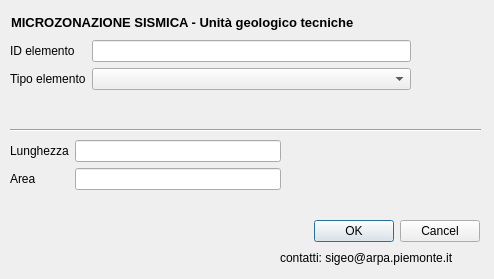
The window that GeoTec/form/substrato.ui (ivn888/mzs) describes before a commit, drawn with Qt 5.
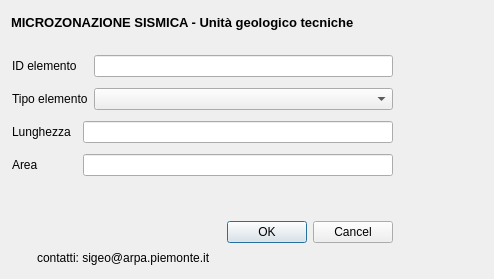
The same window after the commit. Icons and pictures are not drawn.

The edit to the form file:
```diff
--- a/GeoTec/form/substrato.ui
+++ b/GeoTec/form/substrato.ui
@@ -29,7 +29,7 @@
     <rect>
      <x>11</x>
      <y>11</y>
-     <width>471</width>
+     <width>381</width>
      <height>22</height>
     </rect>
    </property>
@@ -63,30 +63,17 @@
     </item>
    </layout>
   </widget>
-  <widget class="Line" name="line">
-   <property name="geometry">
-    <rect>
-     <x>10</x>
-     <y>120</y>
-     <width>471</width>
-     <height>21</height>
-    </rect>
-   </property>
-   <property name="orientation">
-    <enum>Qt::Horizontal</enum>
-   </property>
-  </widget>
   <widget class="QWidget" name="layoutWidget">
    <property name="geometry">
     <rect>
-     <x>10</x>
-     <y>220</y>
-     <width>221</width>
-     <height>41</height>
+     <x>11</x>
+     <y>221</y>
+     <width>382</width>
+     <height>45</height>
     </rect>
    </property>
-   <layout class="QHBoxLayout" name="horizontalLayout_2">
-    <item>
+   <layout class="QGridLayout" name="gridLayout">
+    <item row="0" column="0" rowspan="2">
      <widget class="QLabel" name="label_10">
       <property name="text">
        <string/>
@@ -96,7 +83,7 @@
       </property>
      </widget>
     </item>
-    <item>
+    <item row="0" column="1" rowspan="2">
      <widget class="QLabel" name="label_16">
       <property name="text">
        <string/>
@@ -106,19 +93,7 @@
       </property>
      </widget>
     </item>
-   </layout>
-  </widget>
-  <widget class="QWidget" name="layoutWidget">
-   <property name="geometry">
-    <rect>
-     <x>280</x>
-     <y>220</y>
-     <width>200</width>
-     <height>48</height>
-    </rect>
-   </property>
-   <layout class="QVBoxLayout" name="verticalLayout_5">
-    <item>
+    <item row="0" column="2">
      <widget class="QDialogButtonBox" name="buttonBox">
       <property name="orientation">
        <enum>Qt::Horizontal</enum>
@@ -128,7 +103,7 @@
       </property>
      </widget>
     </item>
-    <item>
+    <item row="1" column="2">
      <widget class="QLabel" name="label_17">
       <property name="text">
        <string>contatti: sigeo@arpa.piemonte.it</string>
@@ -137,16 +112,16 @@
     </item>
    </layout>
   </widget>
-  <widget class="QWidget" name="">
+  <widget class="QWidget" name="layoutWidget">
    <property name="geometry">
     <rect>
-     <x>10</x>
-     <y>40</y>
-     <width>401</width>
-     <height>82</height>
+     <x>12</x>
+     <y>50</y>
+     <width>381</width>
+     <height>131</height>
     </rect>
    </property>
-   <layout class="QFormLayout" name="formLayout">
+   <layout class="QGridLayout" name="gridLayout_2">
     <item row="0" column="0">
      <widget class="QLabel" name="label_3">
       <property name="toolTip">
@@ -163,7 +138,7 @@
       </property>
      </widget>
     </item>
-    <item row="0" column="1">
+    <item row="0" column="2">
      <widget class="QLineEdit" name="id_gt">
       <property name="toolTip">
        <string extracomment="pippo"/>
@@ -173,29 +148,17 @@
       </property>
      </widget>
     </item>
-    <item row="1" column="0">
+    <item row="1" column="0" colspan="2">
      <widget class="QLabel" name="label">
       <property name="text">
        <string>Tipo elemento</string>
       </property>
      </widget>
     </item>
-    <item row="1" column="1">
+    <item row="1" column="2">
      <widget class="QComboBox" name="tipo_gt"/>
     </item>
-   </layout>
-  </widget>
-  <widget class="QWidget" name="">
-   <property name="geometry">
-    <rect>
-     <x>10</x>
-     <y>140</y>
-     <width>271</width>
-     <height>56</height>
-    </rect>
-   </property>
-   <layout class="QFormLayout" name="formLayout_2">
-    <item row="0" column="0">
+    <item row="2" column="0">
      <widget class="QLabel" name="label_5">
       <property name="toolTip">
        <string/>
@@ -211,7 +174,7 @@
       </property>
      </widget>
     </item>
-    <item row="0" column="1">
+    <item row="2" column="1" colspan="2">
      <widget class="QLineEdit" name="shape_leng">
       <property name="toolTip">
        <string extracomment="pippo"/>
@@ -221,7 +184,7 @@
       </property>
      </widget>
     </item>
-    <item row="1" column="0">
+    <item row="3" column="0">
      <widget class="QLabel" name="label_7">
       <property name="toolTip">
        <string/>
@@ -237,7 +200,7 @@
       </property>
      </widget>
     </item>
-    <item row="1" column="1">
+    <item row="3" column="1" colspan="2">
      <widget class="QLineEdit" name="shape_area">
       <property name="toolTip">
        <string extracomment="pippo"/>
```
Left out of the diff: 6 changed lines with no effect on the pictures.
